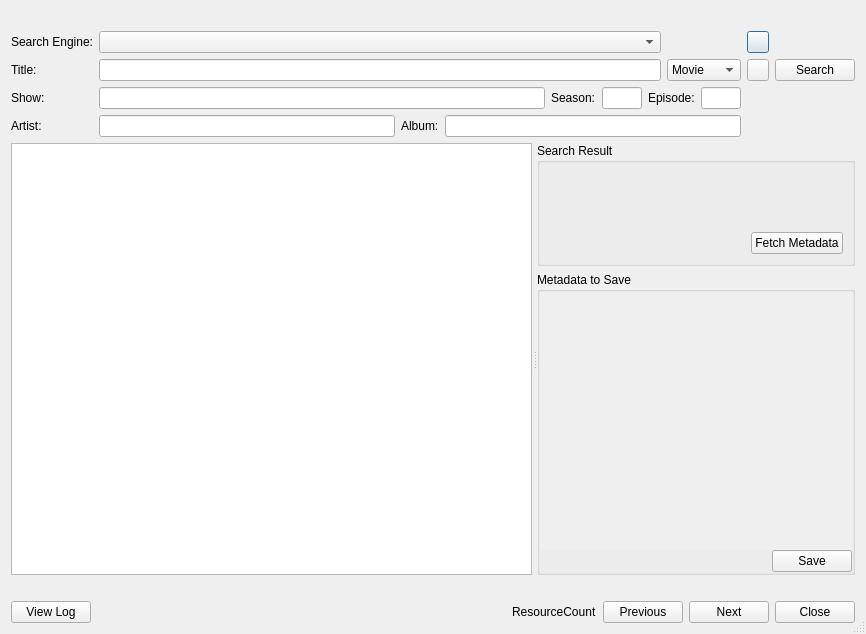
Before: the Qt Designer form lib/ui/fetcherdialog.ui in KDE/nepomuk-webminer, drawn with Qt 5.
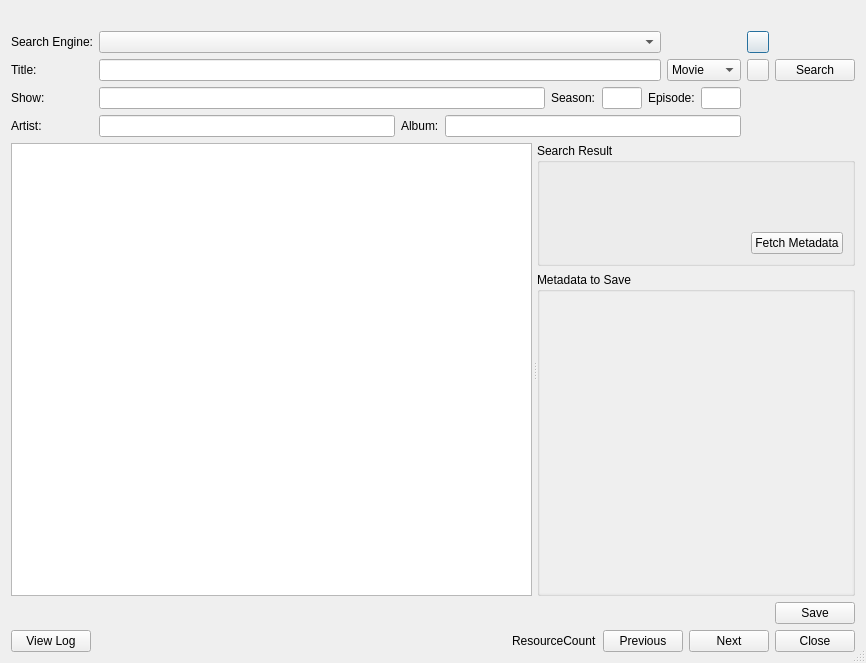
After: the same form once the commit is applied. Custom widgets are drawn as their Qt base class.

Diff of the .ui file:
```diff
--- a/lib/ui/fetcherdialog.ui
+++ b/lib/ui/fetcherdialog.ui
@@ -7,7 +7,7 @@
     <x>0</x>
     <y>0</y>
     <width>866</width>
-    <height>632</height>
+    <height>663</height>
    </rect>
   </property>
   <property name="windowTitle">
@@ -361,25 +361,25 @@
                <x>0</x>
                <y>0</y>
                <width>362</width>
-               <height>231</height>
+               <height>279</height>
               </rect>
              </property>
              <layout class="QVBoxLayout" name="verticalLayout_5">
-              <item>
-               <widget class="QWidget" name="metaDataList" native="true"/>
-              </item>
-              <item>
-               <spacer name="verticalSpacer">
-                <property name="orientation">
-                 <enum>Qt::Vertical</enum>
-                </property>
-                <property name="sizeHint" stdset="0">
-                 <size>
-                  <width>20</width>
-                  <height>240</height>
-                 </size>
-                </property>
-               </spacer>
+              <property name="spacing">
+               <number>0</number>
+              </property>
+              <property name="margin">
+               <number>0</number>
+              </property>
+              <item>
+               <widget class="NepomukMetaDataExtractor::UI::MetaDataWidget" name="metaDataList" native="true"/>
+              </item>
+             </layout>
+            </widget>
+           </widget>
+          </item>
+         </layout>
+        </widget>
               </item>
              </layout>
             </widget>
@@ -387,6 +387,13 @@
           </item>
           <item>
            <layout class="QHBoxLayout" name="horizontalLayout_4">
+     <item>
+      <widget class="QLabel" name="labelSearchResults">
+       <property name="text">
+        <string notr="true"/>
+       </property>
+      </widget>
+     </item>
             <item>
              <spacer name="horizontalSpacer_4">
               <property name="orientation">
@@ -409,20 +416,6 @@
             </item>
            </layout>
           </item>
-         </layout>
-        </widget>
-       </item>
-      </layout>
-     </widget>
-    </widget>
-   </item>
-   <item>
-    <widget class="QLabel" name="labelSearchResults">
-     <property name="text">
-      <string notr="true"/>
-     </property>
-    </widget>
-   </item>
    <item>
     <layout class="QHBoxLayout" name="horizontalLayout">
      <item>
@@ -501,6 +494,12 @@
    <extends>QPushButton</extends>
    <header>kpushbutton.h</header>
   </customwidget>
+  <customwidget>
+   <class>NepomukMetaDataExtractor::UI::MetaDataWidget</class>
+   <extends>QWidget</extends>
+   <header>ui/metadatawidget.h</header>
+   <container>1</container>
+  </customwidget>
  </customwidgets>
  <resources/>
  <connections/>
```
Lines whose indentation alone changed are shown as unchanged.
